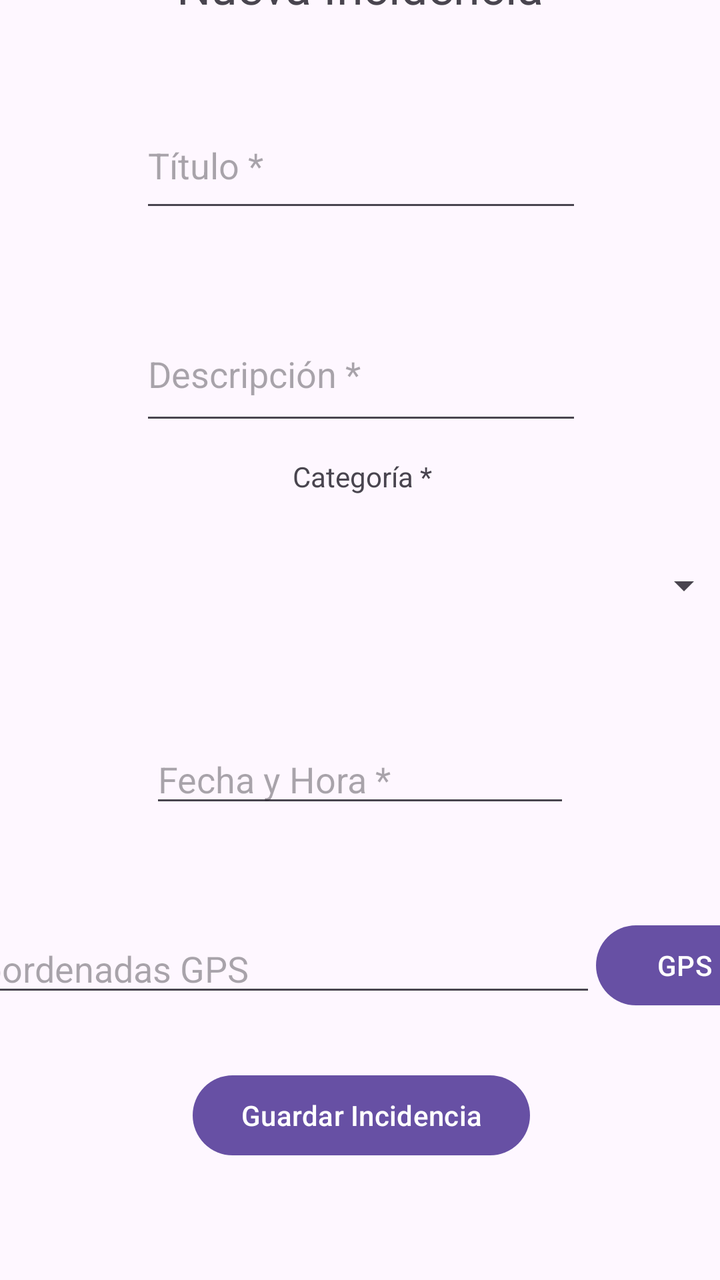
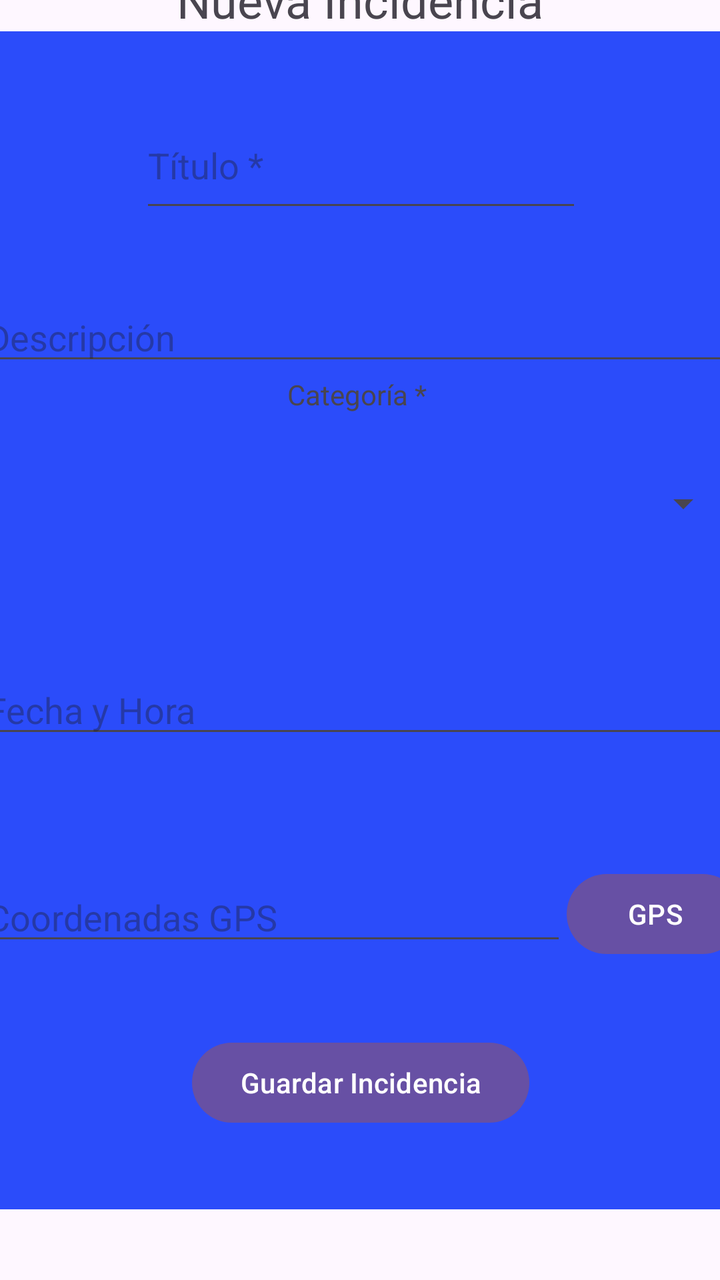

Two renders of the same Android screen: before a commit and after it. Below are the layout's source before the change and the commit's diff.
<!-- AndroidManifest.xml: application theme Theme.GeoRegistro -->
<!-- res/layout/activity_registro.xml -->
<?xml version="1.0" encoding="utf-8"?>
<androidx.constraintlayout.widget.ConstraintLayout xmlns:android="http://schemas.android.com/apk/res/android"
    xmlns:app="http://schemas.android.com/apk/res-auto"
    xmlns:tools="http://schemas.android.com/tools"
    android:layout_width="match_parent"
    android:layout_height="match_parent">

    <androidx.constraintlayout.widget.ConstraintLayout
        android:id="@+id/constraintLayout2"
        android:layout_width="411dp"
        android:layout_height="603dp"
        android:layout_marginBottom="52dp"
        app:layout_constraintBottom_toBottomOf="parent"
        app:layout_constraintEnd_toEndOf="parent"
        app:layout_constraintStart_toStartOf="parent"
        app:layout_constraintTop_toBottomOf="@+id/textView2"
        app:layout_constraintVertical_bias="0.5">

        <EditText
            android:id="@+id/editTextText"
            android:layout_width="221dp"
            android:layout_height="60dp"
            android:ems="10"
            android:hint="Título *"
            android:inputType="textCapSentences"
            app:layout_constraintBottom_toTopOf="@+id/editTextText2"
            app:layout_constraintEnd_toEndOf="parent"
            app:layout_constraintHorizontal_bias="0.5"
            app:layout_constraintStart_toStartOf="parent"
            app:layout_constraintTop_toTopOf="parent"
            app:layout_constraintVertical_bias="0.5" />

        <EditText
            android:id="@+id/editTextText2"
            android:layout_width="221dp"
            android:layout_height="64dp"
            android:ems="10"
            android:hint="Descripción *"
            android:inputType="textMultiLine"
            app:layout_constraintBottom_toTopOf="@+id/spinner"
            app:layout_constraintEnd_toEndOf="parent"
            app:layout_constraintStart_toStartOf="parent"
            app:layout_constraintTop_toBottomOf="@+id/editTextText"
            app:layout_constraintVertical_bias="0.5" />

        <TextView
            android:id="@+id/textView3"
            android:layout_width="wrap_content"
            android:layout_height="wrap_content"
            android:layout_marginTop="220dp"
            android:text="Categoría *"
            app:layout_constraintEnd_toEndOf="@+id/spinner"
            app:layout_constraintStart_toStartOf="@+id/spinner"
            app:layout_constraintTop_toTopOf="parent" />

        <Spinner
            android:id="@+id/spinner"
            android:layout_width="370dp"
            android:layout_height="66dp"
            android:layout_marginTop="12dp"
            app:layout_constraintEnd_toEndOf="parent"
            app:layout_constraintHorizontal_bias="0.515"
            app:layout_constraintStart_toStartOf="parent"
            app:layout_constraintTop_toBottomOf="@+id/textView3" />

        <EditText
            android:id="@+id/editTextText3"
            android:layout_width="wrap_content"
            android:layout_height="wrap_content"
            android:clickable="false"
            android:ems="10"
            android:focusable="false"
            android:hint="Fecha y Hora *"
            android:inputType="none"
            app:layout_constraintBottom_toBottomOf="parent"
            app:layout_constraintEnd_toEndOf="parent"
            app:layout_constraintHorizontal_bias="0.497"
            app:layout_constraintStart_toStartOf="parent"
            app:layout_constraintTop_toBottomOf="@+id/spinner"
            app:layout_constraintVertical_bias="0.17" />

        <EditText
            android:id="@+id/editTextText4"
            android:layout_width="0dp"
            android:layout_height="wrap_content"
            android:hint="Coordenadas GPS"
            android:focusable="false"
            android:clickable="true"
            android:inputType="none"
            app:layout_constraintBottom_toBottomOf="parent"
            app:layout_constraintEnd_toStartOf="@+id/button4"
            app:layout_constraintHorizontal_bias="0.5"
            app:layout_constraintStart_toStartOf="parent"
            app:layout_constraintTop_toBottomOf="@+id/editTextText3"
            app:layout_constraintVertical_bias="0.329" />

        <Button
            android:id="@+id/button4"
            android:layout_width="wrap_content"
            android:layout_height="wrap_content"
            android:text="GPS"
            app:layout_constraintBottom_toBottomOf="@+id/editTextText4"
            app:layout_constraintEnd_toEndOf="parent"
            app:layout_constraintStart_toEndOf="@+id/editTextText4"
            app:layout_constraintTop_toTopOf="@+id/editTextText4" />

        <Button
            android:id="@+id/button5"
            android:layout_width="wrap_content"
            android:layout_height="wrap_content"
            android:text="Guardar Incidencia"
            app:layout_constraintBottom_toBottomOf="parent"
            app:layout_constraintEnd_toEndOf="parent"
            app:layout_constraintHorizontal_bias="0.5"
            app:layout_constraintStart_toStartOf="parent"
            app:layout_constraintTop_toBottomOf="@+id/editTextText4"
            app:layout_constraintVertical_bias="0.5" />

    </androidx.constraintlayout.widget.ConstraintLayout>

    <TextView
        android:id="@+id/textView2"
        android:layout_width="wrap_content"
        android:layout_height="wrap_content"
        android:text="Nueva Incidencia"
        android:textSize="24sp"
        app:layout_constraintBottom_toTopOf="@+id/constraintLayout2"
        app:layout_constraintEnd_toEndOf="parent"
        app:layout_constraintHorizontal_bias="0.5"
        app:layout_constraintStart_toStartOf="parent"
        app:layout_constraintTop_toTopOf="parent"
        app:layout_constraintVertical_bias="0.5" />
</androidx.constraintlayout.widget.ConstraintLayout>
<!-- resources referenced by this layout -->
<resources>
  <style name="Theme.GeoRegistro" parent="Base.Theme.GeoRegistro" />
  <style name="Base.Theme.GeoRegistro" parent="Theme.Material3.DayNight.NoActionBar">
          
          
      </style>
</resources>

<!-- the commit's change to res/layout/activity_registro.xml (unified diff, before → after) -->
@@ -7,9 +7,10 @@
 
     <androidx.constraintlayout.widget.ConstraintLayout
         android:id="@+id/constraintLayout2"
-        android:layout_width="411dp"
-        android:layout_height="603dp"
+        android:layout_width="382dp"
+        android:layout_height="589dp"
         android:layout_marginBottom="52dp"
+        android:background="#2B4CFA"
         app:layout_constraintBottom_toBottomOf="parent"
         app:layout_constraintEnd_toEndOf="parent"
         app:layout_constraintStart_toStartOf="parent"
@@ -32,24 +33,24 @@
 
         <EditText
             android:id="@+id/editTextText2"
-            android:layout_width="221dp"
-            android:layout_height="64dp"
-            android:ems="10"
-            android:hint="Descripción *"
-            android:inputType="textMultiLine"
-            app:layout_constraintBottom_toTopOf="@+id/spinner"
+            android:layout_width="0dp"
+            android:layout_height="wrap_content"
+            android:hint="Descripción"
+            android:imeOptions="actionDone"
+            android:inputType="text"
+            app:layout_constraintBottom_toTopOf="@+id/textView3"
             app:layout_constraintEnd_toEndOf="parent"
-            app:layout_constraintStart_toStartOf="parent"
-            app:layout_constraintTop_toBottomOf="@+id/editTextText"
-            app:layout_constraintVertical_bias="0.5" />
+            app:layout_constraintHorizontal_bias="0.0"
+            app:layout_constraintStart_toStartOf="parent" />
 
         <TextView
             android:id="@+id/textView3"
             android:layout_width="wrap_content"
             android:layout_height="wrap_content"
-            android:layout_marginTop="220dp"
+            android:layout_marginTop="172dp"
             android:text="Categoría *"
             app:layout_constraintEnd_toEndOf="@+id/spinner"
+            app:layout_constraintHorizontal_bias="0.493"
             app:layout_constraintStart_toStartOf="@+id/spinner"
             app:layout_constraintTop_toTopOf="parent" />
 
@@ -65,27 +66,26 @@
 
         <EditText
             android:id="@+id/editTextText3"
-            android:layout_width="wrap_content"
+            android:layout_width="0dp"
             android:layout_height="wrap_content"
-            android:clickable="false"
-            android:ems="10"
-            android:focusable="false"
-            android:hint="Fecha y Hora *"
-            android:inputType="none"
-            app:layout_constraintBottom_toBottomOf="parent"
+            android:layout_marginTop="48dp"
+            android:enabled="true"
+            android:focusable="true"
+            android:focusableInTouchMode="true"
+            android:hint="Fecha y Hora"
+            android:inputType="text"
             app:layout_constraintEnd_toEndOf="parent"
-            app:layout_constraintHorizontal_bias="0.497"
+            app:layout_constraintHorizontal_bias="0.0"
             app:layout_constraintStart_toStartOf="parent"
-            app:layout_constraintTop_toBottomOf="@+id/spinner"
-            app:layout_constraintVertical_bias="0.17" />
+            app:layout_constraintTop_toBottomOf="@+id/spinner" />
 
         <EditText
             android:id="@+id/editTextText4"
             android:layout_width="0dp"
             android:layout_height="wrap_content"
+            android:clickable="true"
+            android:focusable="false"
             android:hint="Coordenadas GPS"
-            android:focusable="false"
-            android:clickable="true"
             android:inputType="none"
             app:layout_constraintBottom_toBottomOf="parent"
             app:layout_constraintEnd_toStartOf="@+id/button4"
